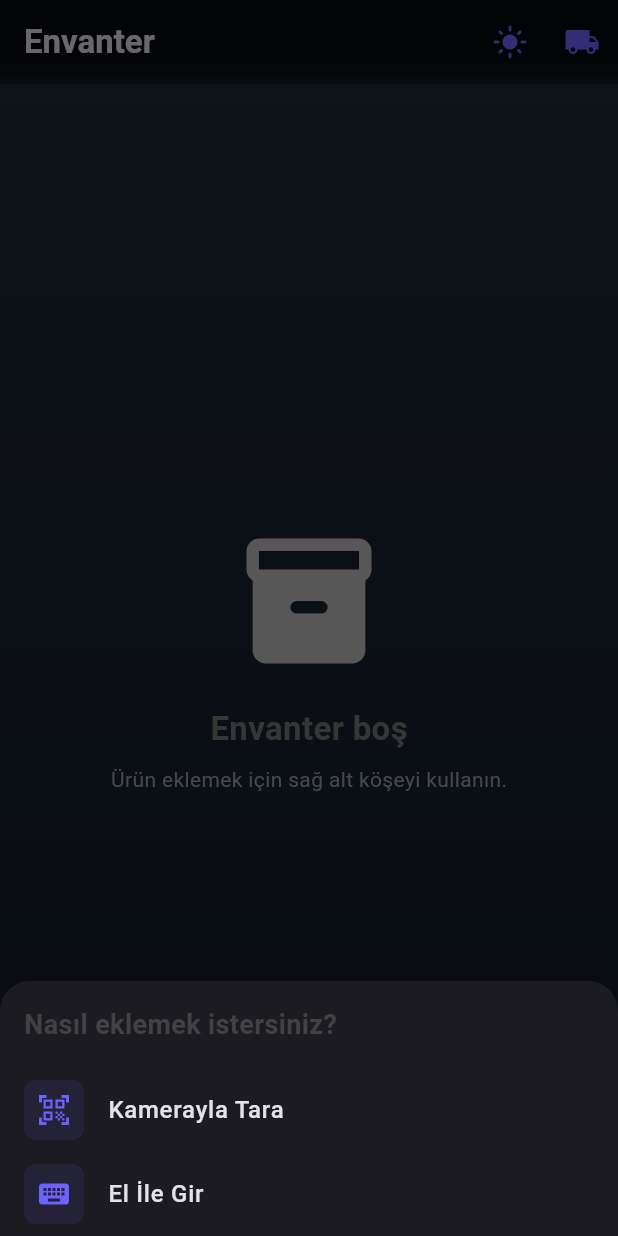
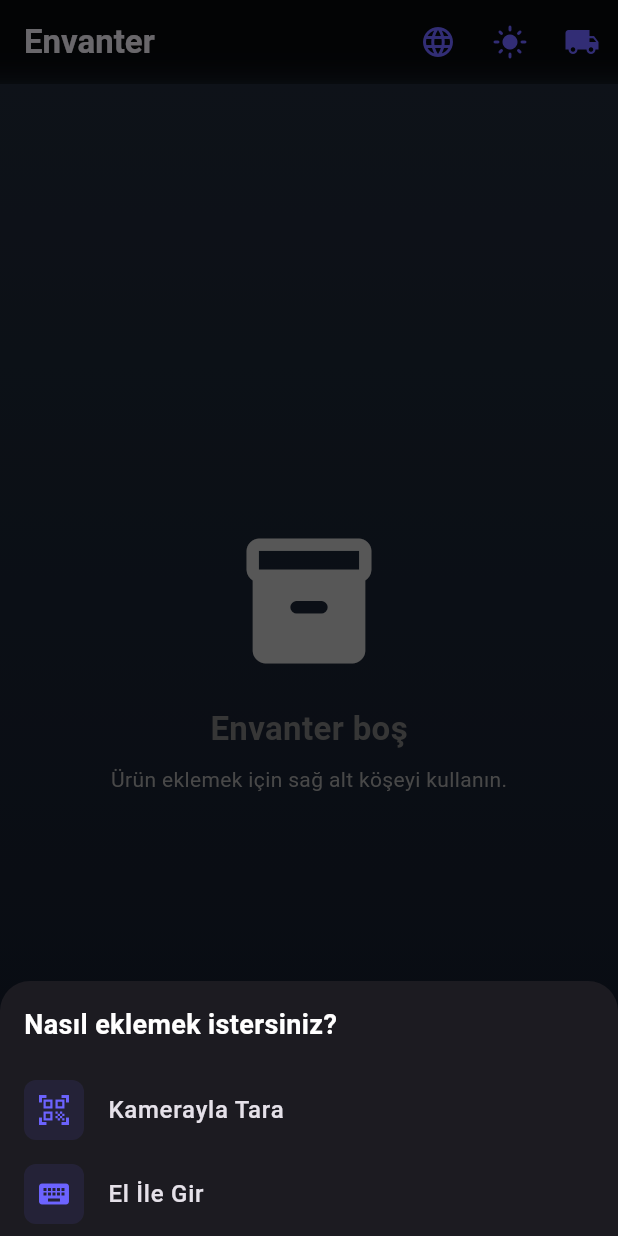
Before and after one commit to cagdaskaplann/inventory-with-barcode-scanner, a Flutter app: the screen it shows after launch, after a tap on the "dark mode" icon, after a tap on "Ürün Ekle", on a phone screen of 412 x 824 dp. Run offline on Flutter 3.47's test engine with Material 3 defaults, Android fonts, the phone set to English and light mode, and no system bars; our stand-ins replace share_plus, shared_preferences; missing offline and left inert: excel, mobile_scanner.

Commit message:
feature: add multi-language support

```diff
--- /dev/null
+++ b/lib/l10n/app_translations.dart
@@ -0,0 +1,98 @@
+class AppTranslations {
+  static const Map<String, Map<String, String>> translations = {
+    'tr': {
+      'appTitle': 'Envanter',
+      'inventoryEmpty': 'Envanter boş',
+      'useFabToAdd': 'Ürün eklemek için sağ alt köşeyi kullanın.',
+      'manageSuppliers': 'Tedarikçileri Yönet',
+      'newSupplier': 'Yeni Tedarikçi',
+      'noSupplier': 'Henüz tedarikçi eklenmemiş.',
+      'close': 'Kapat',
+      'howToAdd': 'Nasıl eklemek istersiniz?',
+      'scanWithCamera': 'Kamerayla Tara',
+      'enterManually': 'El İle Gir',
+      'addProduct': 'Ürün Ekle',
+      'editProduct': 'Ürünü Düzenle',
+      'barcodeNo': 'Barkod No',
+      'productName': 'Ürün Adı',
+      'quantity': 'Miktar',
+      'supplier': 'Tedarikçi',
+      'requiredField': 'Zorunlu alan',
+      'invalidNumber': 'Geçerli bir sayı girin',
+      'cancel': 'İptal',
+      'save': 'Kaydet',
+      'exportToExcel': 'Excel\'e Aktar',
+      'excelPreparing': 'Excel dosyası hazırlanıyor...',
+      'exportError': 'Dışa aktarılırken hata oluştu.',
+      'added': 'Eklendi',
+      'removed': 'Çıkarıldı',
+      'productNotFound': 'Bu ürün envanterde bulunamadı!',
+      'changeTheme': 'Temayı Değiştir',
+      'changeLanguage': 'Dili Değiştir',
+    },
+    'en': {
+      'appTitle': 'Inventory',
+      'inventoryEmpty': 'Inventory is empty',
+      'useFabToAdd': 'Use the bottom right button to add products.',
+      'manageSuppliers': 'Manage Suppliers',
+      'newSupplier': 'New Supplier',
+      'noSupplier': 'No suppliers added yet.',
+      'close': 'Close',
+      'howToAdd': 'How would you like to add?',
+      'scanWithCamera': 'Scan with Camera',
+      'enterManually': 'Enter Manually',
+      'addProduct': 'Add Product',
+      'editProduct': 'Edit Product',
+      'barcodeNo': 'Barcode No',
+      'productName': 'Product Name',
+      'quantity': 'Quantity',
+      'supplier': 'Supplier',
+      'requiredField': 'Required field',
+      'invalidNumber': 'Enter a valid number',
+      'cancel': 'Cancel',
+      'save': 'Save',
+      'exportToExcel': 'Export to Excel',
+      'excelPreparing': 'Preparing Excel file...',
+      'exportError': 'Error exporting file.',
+      'added': 'Added',
+      'removed': 'Removed',
+      'productNotFound': 'Product not found in inventory!',
+      'changeTheme': 'Change Theme',
+      'changeLanguage': 'Change Language',
+    },
+    'it': {
+      'appTitle': 'Inventario',
+      'inventoryEmpty': 'L\'inventario è vuoto',
+      'useFabToAdd': 'Usa il pulsante in basso a destra per aggiungere prodotti.',
+      'manageSuppliers': 'Gestisci Fornitori',
+      'newSupplier': 'Nuovo Fornitore',
+      'noSupplier': 'Nessun fornitore aggiunto.',
+      'close': 'Chiudi',
+      'howToAdd': 'Come vuoi aggiungere?',
+      'scanWithCamera': 'Scansiona con Fotocamera',
+      'enterManually': 'Inserisci Manualmente',
+      'addProduct': 'Aggiungi Prodotto',
+      'editProduct': 'Modifica Prodotto',
+      'barcodeNo': 'Codice a Barre',
+      'productName': 'Nome Prodotto',
+      'quantity': 'Quantità',
+      'supplier': 'Fornitore',
+      'requiredField': 'Campo obbligatorio',
+      'invalidNumber': 'Inserisci un numero valido',
+      'cancel': 'Annulla',
+      'save': 'Salva',
+      'exportToExcel': 'Esporta in Excel',
+      'excelPreparing': 'Preparazione file Excel...',
+      'exportError': 'Errore durante l\'esportazione.',
+      'added': 'Aggiunto',
+      'removed': 'Rimosso',
+      'productNotFound': 'Prodotto non trovato nell\'inventario!',
+      'changeTheme': 'Cambia Tema',
+      'changeLanguage': 'Cambia Lingua',
+    }
+  };
+
+  static String get(String langCode, String key) {
+    return translations[langCode]?[key] ?? translations['tr']?[key] ?? key;
+  }
+}
--- a/lib/main.dart
+++ b/lib/main.dart
@@ -7,6 +7,7 @@ import 'models/inventory_item.dart';
 import 'services/storage_service.dart';
 import 'services/export_service.dart';
 import 'providers/settings_provider.dart';
+import 'l10n/app_translations.dart';
 
 void main() {
   runApp(
@@ -25,7 +26,7 @@ class MyApp extends StatelessWidget {
     final settings = Provider.of<SettingsProvider>(context);
 
     return MaterialApp(
-      title: 'Envanter Tarayıcı',
+      title: AppTranslations.get(settings.languageCode, 'appTitle'),
       debugShowCheckedModeBanner: false,
       themeMode: settings.isDarkMode ? ThemeMode.dark : ThemeMode.light,
       theme: ThemeData(
@@ -86,6 +87,13 @@ class _DashboardScreenState extends State<DashboardScreen> {
     await _storageService.saveSuppliers(_suppliers);
   }
 
+  String t(String key) {
+    return AppTranslations.get(
+      Provider.of<SettingsProvider>(context, listen: false).languageCode,
+      key
+    );
+  }
+
   void _manageSuppliersDialog() {
     final supplierController = TextEditingController();
     showDialog(
@@ -95,7 +103,7 @@ class _DashboardScreenState extends State<DashboardScreen> {
           builder: (context, setStateDialog) {
             return AlertDialog(
               shape: RoundedRectangleBorder(borderRadius: BorderRadius.circular(16)),
-              title: const Text('Tedarikçileri Yönet'),
+              title: Text(t('manageSuppliers')),
               content: SizedBox(
                 width: double.maxFinite,
                 child: Column(
@@ -106,9 +114,9 @@ class _DashboardScreenState extends State<DashboardScreen> {
                         Expanded(
                           child: TextField(
                             controller: supplierController,
-                            decoration: const InputDecoration(
-                              labelText: 'Yeni Tedarikçi',
-                              border: OutlineInputBorder(),
+                            decoration: InputDecoration(
+                              labelText: t('newSupplier'),
+                              border: const OutlineInputBorder(),
                             ),
                           ),
                         ),
@@ -130,7 +138,7 @@ class _DashboardScreenState extends State<DashboardScreen> {
                     ),
                     const SizedBox(height: 16),
                     _suppliers.isEmpty
-                      ? const Text('Henüz tedarikçi eklenmemiş.')
+                      ? Text(t('noSupplier'))
                       : Flexible(
                           child: ListView.builder(
                             shrinkWrap: true,
@@ -158,7 +166,7 @@ class _DashboardScreenState extends State<DashboardScreen> {
               actions: [
                 TextButton(
                   onPressed: () => Navigator.of(ctx).pop(),
-                  child: const Text('Kapat'),
+                  child: Text(t('close')),
                 ),
               ],
             );
@@ -184,42 +192,28 @@ class _DashboardScreenState extends State<DashboardScreen> {
             _items.removeAt(existingIndex);
           }
         }
-      } else if (isAdding) {
-        _items.add(
-          InventoryItem(barcode: barcode, name: 'Yeni Ürün ($barcode)'),
-        );
       } else {
-        ScaffoldMessenger.of(context).showSnackBar(
-          const SnackBar(content: Text('Bu ürün envanterde bulunamadı!')),
-        );
-        return;
+        if (isAdding) {
+          _items.add(
+            InventoryItem(
+              barcode: barcode,
+              name: t('productName'),
+              quantity: 1,
+            ),
+          );
+        } else {
+          ScaffoldMessenger.of(context).showSnackBar(
+            SnackBar(
+              content: Text(t('productNotFound')),
+              backgroundColor: Colors.redAccent,
+              behavior: SnackBarBehavior.floating,
+              shape: RoundedRectangleBorder(borderRadius: BorderRadius.circular(10)),
+            ),
+          );
+        }
       }
     });
-
     _saveItems();
-  }
-
-  Future<void> _openScanner({required bool isAdding}) async {
-    final scannedCode = await Navigator.push<String>(
-      context,
-      MaterialPageRoute(builder: (context) => const ScannerScreen()),
-    );
-
-    if (scannedCode != null && context.mounted) {
-      _handleScanResult(scannedCode, isAdding);
-      ScaffoldMessenger.of(context).showSnackBar(
-        SnackBar(
-          content: Text(
-            isAdding ? 'Eklendi: $scannedCode' : 'Çıkarıldı: $scannedCode',
-          ),
-          behavior: SnackBarBehavior.floating,
-          shape: RoundedRectangleBorder(
-            borderRadius: BorderRadius.circular(10),
-          ),
-          duration: const Duration(seconds: 2),
-        ),
-      );
-    }
   }
 
   void _showManualEntryDialog({InventoryItem? item}) {
@@ -235,7 +229,7 @@ class _DashboardScreenState extends State<DashboardScreen> {
       context: context,
       builder: (ctx) => AlertDialog(
         shape: RoundedRectangleBorder(borderRadius: BorderRadius.circular(16)),
-        title: Text(item == null ? "Yeni Ürün Ekle" : "Ürünü Düzenle"),
+        title: Text(item == null ? t('addProduct') : t('editProduct')),
         content: Form(
           key: formKey,
           child: Column(
@@ -243,50 +237,50 @@ class _DashboardScreenState extends State<DashboardScreen> {
             children: [
               TextFormField(
                 controller: barcodeController,
-                decoration: const InputDecoration(
-                  labelText: 'Barkod No',
-                  border: OutlineInputBorder(),
-                  prefixIcon: Icon(Icons.qr_code),
+                decoration: InputDecoration(
+                  labelText: t('barcodeNo'),
+                  border: const OutlineInputBorder(),
+                  prefixIcon: const Icon(Icons.qr_code),
                 ),
                 readOnly:
                     item != null, // Barkod düzenleme modunda değiştirilemesin
                 validator: (val) =>
-                    val == null || val.isEmpty ? 'Zorunlu alan' : null,
+                    val == null || val.isEmpty ? t('requiredField') : null,
               ),
               const SizedBox(height: 12),
               TextFormField(
                 controller: nameController,
-                decoration: const InputDecoration(
-                  labelText: 'Ürün Adı',
-                  border: OutlineInputBorder(),
-                  prefixIcon: Icon(Icons.inventory_2),
+                decoration: InputDecoration(
+                  labelText: t('productName'),
+                  border: const OutlineInputBorder(),
+                  prefixIcon: const Icon(Icons.inventory_2),
                 ),
                 validator: (val) =>
-                    val == null || val.isEmpty ? 'Zorunlu alan' : null,
+                    val == null || val.isEmpty ? t('requiredField') : null,
               ),
               const SizedBox(height: 12),
               TextFormField(
                 controller: quantityController,
-                decoration: const InputDecoration(
-                  labelText: 'Miktar',
-                  border: OutlineInputBorder(),
-                  prefixIcon: Icon(Icons.numbers),
+                decoration: InputDecoration(
+                  labelText: t('quantity'),
+                  border: const OutlineInputBorder(),
+                  prefixIcon: const Icon(Icons.numbers),
                 ),
                 keyboardType: TextInputType.number,
                 validator: (val) {
-                  if (val == null || val.isEmpty) return 'Zorunlu alan';
+                  if (val == null || val.isEmpty) return t('requiredField');
                   if (int.tryParse(val) == null)
-                    return 'Geçerli bir sayı girin';
+                    return t('invalidNumber');
                   return null;
                 },
               ),
               const SizedBox(height: 12),
               DropdownButtonFormField<String>(
                 value: _suppliers.contains(selectedSupplier) ? selectedSupplier : null,
-                decoration: const InputDecoration(
-                  labelText: 'Tedarikçi',
-                  border: OutlineInputBorder(),
-                  prefixIcon: Icon(Icons.local_shipping),
+                decoration: InputDecoration(
+                  labelText: t('supplier'),
+                  border: const OutlineInputBorder(),
+                  prefixIcon: const Icon(Icons.local_shipping),
                 ),
                 items: _suppliers.map((s) => DropdownMenuItem(value: s, child: Text(s))).toList(),
                 onChanged: (val) {
@@ -299,7 +293,7 @@ class _DashboardScreenState extends State<DashboardScreen> {
         actions: [
           TextButton(
             onPressed: () => Navigator.of(ctx).pop(),
-            child: const Text("İptal"),
+            child: Text(t('cancel')),
           ),
           ElevatedButton(
             style: ElevatedButton.styleFrom(
@@ -341,7 +335,7 @@ class _DashboardScreenState extends State<DashboardScreen> {
                 Navigator.of(ctx).pop();
               }
             },
-            child: const Text("Kaydet", style: TextStyle(color: Colors.white)),
+            child: Text(t('save'), style: const TextStyle(color: Colors.white)),
           ),
         ],
       ),
@@ -360,11 +354,11 @@ class _DashboardScreenState extends State<DashboardScreen> {
             Padding(
               padding: const EdgeInsets.all(16.0),
               child: Text(
-                'Nasıl eklemek istersiniz?',
+                t('howToAdd'),
                 style: TextStyle(
                   fontSize: 18,
                   fontWeight: FontWeight.bold,
-                  color: Colors.grey.shade800,
+                  color: Provider.of<SettingsProvider>(context, listen: false).isDarkMode ? Colors.white : Colors.grey.shade800,
                 ),
               ),
             ),
@@ -380,9 +374,9 @@ class _DashboardScreenState extends State<DashboardScreen> {
                   color: Color(0xFF6C63FF),
                 ),
               ),
-              title: const Text(
-                'Kamerayla Tara',
-                style: TextStyle(fontWeight: FontWeight.w500),
+              title: Text(
+                t('scanWithCamera'),
+                style: const TextStyle(fontWeight: FontWeight.w500),
               ),
               onTap: () {
                 Navigator.of(ctx).pop();
@@ -398,9 +392,9 @@ class _DashboardScreenState extends State<DashboardScreen> {
                 ),
                 child: const Icon(Icons.keyboard, color: Color(0xFF6C63FF)),
               ),
-              title: const Text(
-                'El İle Gir',
-                style: TextStyle(fontWeight: FontWeight.w500),
+              title: Text(
+                t('enterManually'),
+                style: const TextStyle(fontWeight: FontWeight.w500),
               ),
               onTap: () {
                 Navigator.of(ctx).pop();
@@ -414,6 +408,25 @@ class _DashboardScreenState extends State<DashboardScreen> {
     );
   }
 
+  Future<void> _openScanner({required bool isAdding}) async {
+    final scannedCode = await Navigator.push<String>(
+      context,
+      MaterialPageRoute(builder: (context) => const ScannerScreen()),
+    );
+
+    if (scannedCode != null && context.mounted) {
+      _handleScanResult(scannedCode, isAdding);
+      ScaffoldMessenger.of(context).showSnackBar(
+        SnackBar(
+          content: Text(isAdding ? '${t('added')}: $scannedCode' : '${t('removed')}: $scannedCode'),
+          behavior: SnackBarBehavior.floating,
+          shape: RoundedRectangleBorder(borderRadius: BorderRadius.circular(10)),
+          duration: const Duration(seconds: 2),
+        ),
+      );
+    }
+  }
+
   @override
   Widget build(BuildContext context) {
     final settings = Provider.of<SettingsProvider>(context);
@@ -422,9 +435,9 @@ class _DashboardScreenState extends State<DashboardScreen> {
     return Scaffold(
       extendBodyBehindAppBar: true,
       appBar: AppBar(
-        title: const Text(
-          'Envanter',
-          style: TextStyle(fontWeight: FontWeight.bold),
+        title: Text(
+          t('appTitle'),
+          style: const TextStyle(fontWeight: FontWeight.bold),
         ),
         backgroundColor: isDark
             ? Colors.black.withValues(alpha: 0.8)
@@ -438,17 +451,38 @@ class _DashboardScreenState extends State<DashboardScreen> {
           ),
         ),
         actions: [
+          PopupMenuButton<String>(
+            icon: const Icon(Icons.language, color: Color(0xFF6C63FF)),
+            tooltip: t('changeLanguage'),
+            onSelected: (String code) {
+              settings.setLanguage(code);
+            },
+            itemBuilder: (BuildContext context) => <PopupMenuEntry<String>>[
+              const PopupMenuItem<String>(
+                value: 'tr',
+                child: Text('🇹🇷 Türkçe'),
+              ),
+              const PopupMenuItem<String>(
+                value: 'en',
+                child: Text('🇬🇧 English'),
+              ),
+              const PopupMenuItem<String>(
+                value: 'it',
+                child: Text('🇮🇹 Italiano'),
+              ),
+            ],
+          ),
           IconButton(
             icon: Icon(
               isDark ? Icons.light_mode : Icons.dark_mode,
               color: const Color(0xFF6C63FF),
             ),
-            tooltip: "Temayı Değiştir",
+            tooltip: t('changeTheme'),
             onPressed: () => settings.toggleTheme(),
           ),
           IconButton(
             icon: const Icon(Icons.local_shipping, color: Color(0xFF6C63FF)),
-            tooltip: "Tedarikçileri Yönet",
+            tooltip: t('manageSuppliers'),
             onPressed: _manageSuppliersDialog,
           ),
           if (_items.isNotEmpty)
@@ -459,19 +493,19 @@ class _DashboardScreenState extends State<DashboardScreen> {
                   Icons.download_rounded,
                   color: Color(0xFF6C63FF),
                 ),
-                tooltip: "Excel'e Aktar",
+                tooltip: t('exportToExcel'),
                 onPressed: () async {
                   ScaffoldMessenger.of(context).showSnackBar(
-                    const SnackBar(
-                      content: Text('Excel dosyası hazırlanıyor...'),
+                    SnackBar(
+                      content: Text(t('excelPreparing')),
                     ),
                   );
                   try {
-                    await ExportService.exportAndShare(_items);
+                    await ExportService.exportAndShare(_items, settings.languageCode);
                   } catch (e) {
                     ScaffoldMessenger.of(context).showSnackBar(
-                      const SnackBar(
-                        content: Text('Dışa aktarılırken hata oluştu.'),
+                      SnackBar(
+                        content: Text(t('exportError')),
                       ),
                     );
                   }
@@ -505,7 +539,7 @@ class _DashboardScreenState extends State<DashboardScreen> {
                       ),
                       const SizedBox(height: 20),
                       Text(
-                        'Envanter boş',
+                        t('inventoryEmpty'),
                         style: TextStyle(
                           fontSize: 22,
                           fontWeight: FontWeight.bold,
@@ -514,7 +548,7 @@ class _DashboardScreenState extends State<DashboardScreen> {
                       ),
                       const SizedBox(height: 8),
                       Text(
-                        'Ürün eklemek için sağ alt köşeyi kullanın.',
+                        t('useFabToAdd'),
                         style: TextStyle(color: Colors.grey.shade500),
                       ),
                     ],
@@ -567,7 +601,7 @@ class _DashboardScreenState extends State<DashboardScreen> {
                           ),
                         ),
                         subtitle: Text(
-                          item.barcode,
+                          '${item.barcode} ${item.supplier != null ? '• ${item.supplier}' : ''}',
                           style: TextStyle(
                             color: Colors.grey.shade600,
                             fontSize: 13,
@@ -628,11 +662,11 @@ class _DashboardScreenState extends State<DashboardScreen> {
             backgroundColor: const Color(0xFF6C63FF),
             elevation: 6,
             icon: const Icon(Icons.add_rounded, color: Colors.white),
-            label: const Text(
-              'Ürün Ekle',
-              style: TextStyle(
+            label: Text(
+              t('addProduct'),
+              style: const TextStyle(
+                fontWeight: FontWeight.bold,
                 color: Colors.white,
-                fontWeight: FontWeight.bold,
               ),
             ),
           ),
--- a/lib/providers/settings_provider.dart
+++ b/lib/providers/settings_provider.dart
@@ -3,8 +3,10 @@ import 'package:shared_preferences/shared_preferences.dart';
 
 class SettingsProvider extends ChangeNotifier {
   bool _isDarkMode = false;
+  String _languageCode = 'tr'; // tr, en, it
 
   bool get isDarkMode => _isDarkMode;
+  String get languageCode => _languageCode;
 
   SettingsProvider() {
     _loadSettings();
@@ -13,6 +15,7 @@ class SettingsProvider extends ChangeNotifier {
   Future<void> _loadSettings() async {
     final prefs = await SharedPreferences.getInstance();
     _isDarkMode = prefs.getBool('is_dark_mode') ?? false;
+    _languageCode = prefs.getString('language_code') ?? 'tr';
     notifyListeners();
   }
 
@@ -22,4 +25,11 @@ class SettingsProvider extends ChangeNotifier {
     await prefs.setBool('is_dark_mode', _isDarkMode);
     notifyListeners();
   }
+
+  Future<void> setLanguage(String code) async {
+    _languageCode = code;
+    final prefs = await SharedPreferences.getInstance();
+    await prefs.setString('language_code', _languageCode);
+    notifyListeners();
+  }
 }
```
Also changed, not shown: lib/services/export_service.dart (+10 -13 lines).
